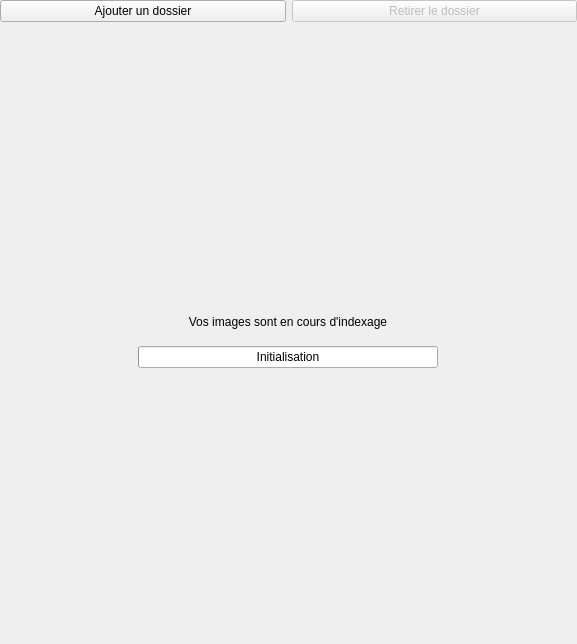
baptistegasser/Bibliotheque_Photo, file app/directorymanager.ui: the form before one commit.
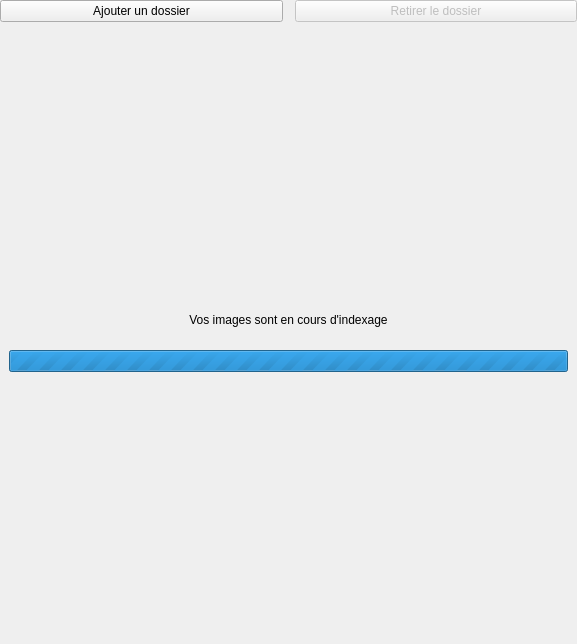
The form after the commit. The open tabs and pages were chosen to show the change.

Diff of the .ui file:
```diff
--- a/app/directorymanager.ui
+++ b/app/directorymanager.ui
@@ -29,6 +29,9 @@
 </string>
   </property>
   <layout class="QVBoxLayout" name="verticalLayout">
+   <property name="spacing">
+    <number>12</number>
+   </property>
    <property name="leftMargin">
     <number>0</number>
    </property>
@@ -148,26 +151,32 @@
           </size>
          </property>
          <layout class="QHBoxLayout" name="horizontalLayout_2">
+          <property name="leftMargin">
+           <number>0</number>
+          </property>
+          <property name="rightMargin">
+           <number>0</number>
+          </property>
           <item>
            <widget class="QWidget" name="widget_3" native="true">
             <layout class="QGridLayout" name="gridLayout_4">
-             <item row="1" column="0">
+             <item row="2" column="0">
               <widget class="QProgressBar" name="_progress">
                <property name="sizePolicy">
-                <sizepolicy hsizetype="Fixed" vsizetype="Fixed">
+                <sizepolicy hsizetype="Preferred" vsizetype="Fixed">
                  <horstretch>0</horstretch>
                  <verstretch>0</verstretch>
                 </sizepolicy>
                </property>
-               <property name="minimumSize">
-                <size>
-                 <width>300</width>
-                 <height>0</height>
-                </size>
+               <property name="maximum">
+                <number>0</number>
                </property>
                <property name="value">
                 <number>0</number>
                </property>
+               <property name="alignment">
+                <set>Qt::AlignCenter</set>
+               </property>
                <property name="format">
                 <string>Initialisation</string>
                </property>
@@ -187,8 +196,27 @@
                <property name="alignment">
                 <set>Qt::AlignCenter</set>
                </property>
+               <property name="wordWrap">
+                <bool>true</bool>
+               </property>
               </widget>
              </item>
+             <item row="1" column="0">
+              <spacer name="verticalSpacer">
+               <property name="orientation">
+                <enum>Qt::Vertical</enum>
+               </property>
+               <property name="sizeType">
+                <enum>QSizePolicy::Fixed</enum>
+               </property>
+               <property name="sizeHint" stdset="0">
+                <size>
+                 <width>20</width>
+                 <height>10</height>
+                </size>
+               </property>
+              </spacer>
+             </item>
             </layout>
            </widget>
           </item>
```
